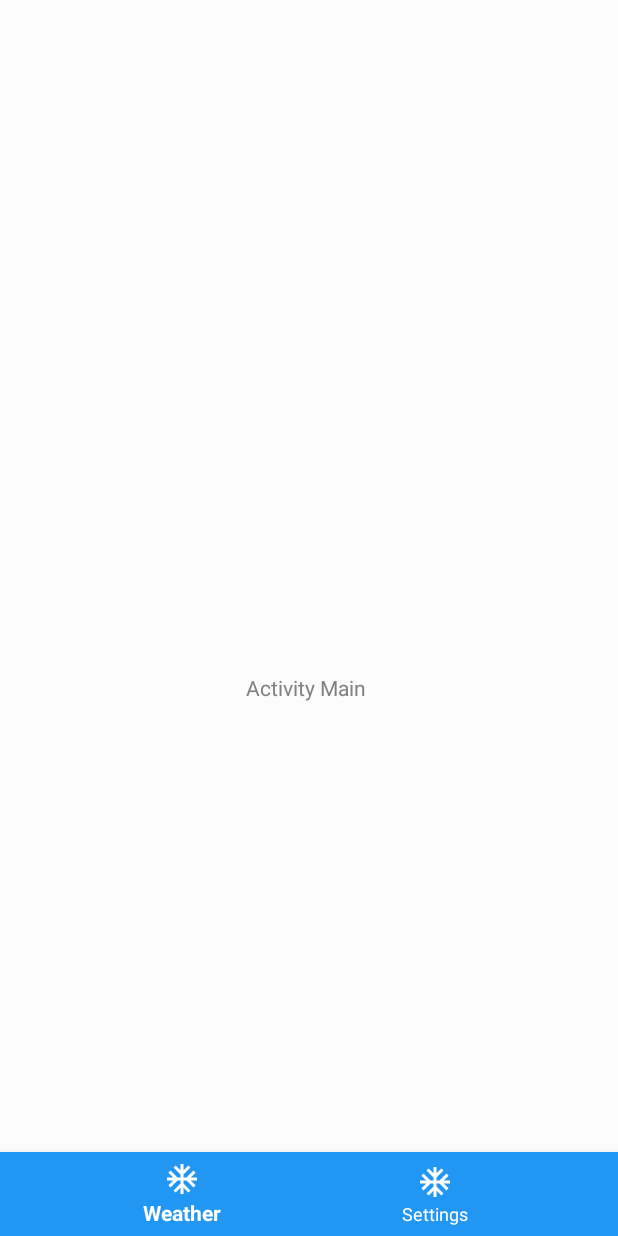
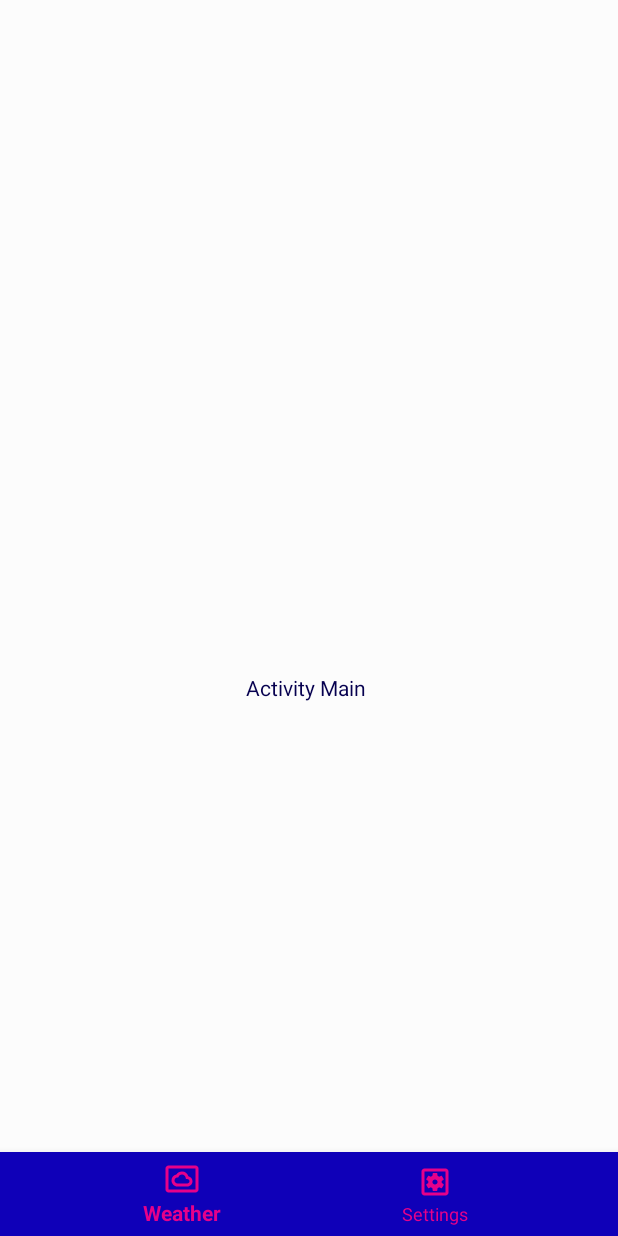
Before and after one commit to tomvarga620/androidProject, an Android app: the screen it shows after launch (MainActivity), on a phone screen of 412 x 824 dp. Run offline under Robolectric (Android 15) with nearby library versions, the phone set to English and light mode, and no system bars.

Commit message:
changes in style

```diff
--- a/WeatherApp/app/build.gradle
+++ b/WeatherApp/app/build.gradle
@@ -29,4 +29,5 @@ dependencies {
     implementation 'com.google.android.material:material:1.2.0-alpha01'
     implementation 'com.android.support:appcompat-v7:29.0.0'
     implementation 'com.android.support:design:29.0.0'
+    implementation 'com.google.android.material:material:1.2.0-alpha01'
 }
--- a/WeatherApp/app/src/main/res/drawable/ic_ac_unit_black_24dp.xml
+++ /dev/null
@@ -1,5 +0,0 @@
-<vector android:height="24dp" android:tint="#FFFFFF"
-    android:viewportHeight="24.0" android:viewportWidth="24.0"
-    android:width="24dp" xmlns:android="http://schemas.android.com/apk/res/android">
-    <path android:fillColor="#FF000000" android:pathData="M22,11h-4.17l3.24,-3.24 -1.41,-1.42L15,11h-2V9l4.66,-4.66 -1.42,-1.41L13,6.17V2h-2v4.17L7.76,2.93 6.34,4.34 11,9v2H9L4.34,6.34 2.93,7.76 6.17,11H2v2h4.17l-3.24,3.24 1.41,1.42L9,13h2v2l-4.66,4.66 1.42,1.41L11,17.83V22h2v-4.17l3.24,3.24 1.42,-1.41L13,15v-2h2l4.66,4.66 1.41,-1.42L17.83,13H22z"/>
-</vector>
--- /dev/null
+++ b/WeatherApp/app/src/main/res/drawable/ic_settings_applications_24px.xml
@@ -0,0 +1,9 @@
+<vector xmlns:android="http://schemas.android.com/apk/res/android"
+    android:width="24dp"
+    android:height="24dp"
+    android:viewportWidth="24"
+    android:viewportHeight="24">
+  <path
+      android:fillColor="#FF000000"
+      android:pathData="M6.21,13.97l1.2,2.07c0.08,0.13 0.23,0.18 0.37,0.13l1.49,-0.6c0.31,0.24 0.64,0.44 1.01,0.59l0.22,1.59c0.03,0.14 0.15,0.25 0.3,0.25h2.4c0.15,0 0.27,-0.11 0.3,-0.26l0.22,-1.59c0.36,-0.15 0.7,-0.35 1.01,-0.59l1.49,0.6c0.14,0.05 0.29,0 0.37,-0.13l1.2,-2.07c0.08,-0.13 0.04,-0.29 -0.07,-0.39l-1.27,-0.99c0.03,-0.19 0.04,-0.39 0.04,-0.58 0,-0.2 -0.02,-0.39 -0.04,-0.59l1.27,-0.99c0.11,-0.09 0.15,-0.26 0.07,-0.39l-1.2,-2.07c-0.08,-0.13 -0.23,-0.18 -0.37,-0.13l-1.49,0.6c-0.31,-0.24 -0.64,-0.44 -1.01,-0.59l-0.22,-1.59c-0.03,-0.14 -0.15,-0.25 -0.3,-0.25h-2.4c-0.15,0 -0.27,0.11 -0.3,0.26l-0.22,1.59c-0.36,0.15 -0.71,0.34 -1.01,0.58l-1.49,-0.6c-0.14,-0.05 -0.29,0 -0.37,0.13l-1.2,2.07c-0.08,0.13 -0.04,0.29 0.07,0.39l1.27,0.99c-0.03,0.2 -0.05,0.39 -0.05,0.59 0,0.2 0.02,0.39 0.04,0.59l-1.27,0.99c-0.11,0.1 -0.14,0.26 -0.06,0.39zM12,10.29c0.94,0 1.71,0.77 1.71,1.71s-0.77,1.71 -1.71,1.71 -1.71,-0.77 -1.71,-1.71 0.77,-1.71 1.71,-1.71zM19,3L5,3c-1.11,0 -2,0.9 -2,2v14c0,1.1 0.89,2 2,2h14c1.11,0 2,-0.9 2,-2L21,5c0,-1.1 -0.89,-2 -2,-2zM19,19L5,19L5,5h14v14z"/>
+</vector>
--- /dev/null
+++ b/WeatherApp/app/src/main/res/drawable/ic_settings_system_weather_24px.xml
@@ -0,0 +1,9 @@
+<vector xmlns:android="http://schemas.android.com/apk/res/android"
+    android:width="24dp"
+    android:height="24dp"
+    android:viewportWidth="24"
+    android:viewportHeight="24">
+  <path
+      android:fillColor="#FF000000"
+      android:pathData="M15.5,17L9,17c-2.21,0 -4,-1.79 -4,-4 0,-1.93 1.36,-3.56 3.22,-3.92C9.04,7.8 10.47,7 12,7c1.95,0 3.66,1.28 4.26,3.09 1.58,0.36 2.74,1.75 2.74,3.41 0,1.93 -1.57,3.5 -3.5,3.5zM8.74,11.02C7.74,11.15 7,11.99 7,13c0,1.1 0.9,2 2,2h6.5c0.83,0 1.5,-0.67 1.5,-1.5s-0.67,-1.5 -1.5,-1.5h-0.87l-0.17,-0.86C14.29,9.92 13.23,9 12,9c-0.96,0 -1.84,0.57 -2.26,1.45l-0.27,0.57h-0.73zM21,3L3,3c-1.1,0 -2,0.9 -2,2v14c0,1.1 0.9,2 2,2h18c1.1,0 2,-0.9 2,-2L23,5c0,-1.1 -0.9,-2 -2,-2zM21,19.01L3,19.01L3,4.99h18v14.02z"/>
+</vector>
--- a/WeatherApp/app/src/main/res/layout/activity_main.xml
+++ b/WeatherApp/app/src/main/res/layout/activity_main.xml
@@ -13,9 +13,9 @@
         android:layout_width="match_parent"
         android:layout_height="wrap_content"
         android:layout_alignParentBottom="true"
-        android:background="?attr/buttoncolor"
-        app:itemIconTint="@android:color/white"
-        app:itemTextColor="@drawable/nav_item_color_state"
+        android:background="?attr/barcolor"
+        app:itemIconTint="?attr/iconcolor"
+        app:itemTextColor="?attr/iconcolor"
         app:layout_constraintBottom_toBottomOf="parent"
         app:menu="@menu/bottom_nav_main"
         />
--- a/WeatherApp/app/src/main/res/layout/activity_settings.xml
+++ b/WeatherApp/app/src/main/res/layout/activity_settings.xml
@@ -12,6 +12,7 @@
         android:layout_width="wrap_content"
         android:layout_height="wrap_content"
         android:text="Switch"
+        android:textColor="?attr/textcolor"
         app:layout_constraintTop_toTopOf="parent"
         app:layout_constraintBottom_toBottomOf="parent"
         app:layout_constraintStart_toStartOf="parent"
@@ -23,9 +24,9 @@
         android:layout_width="match_parent"
         android:layout_height="wrap_content"
         android:layout_alignParentBottom="true"
-        android:background="?attr/buttoncolor"
-        app:itemIconTint="@android:color/white"
-        app:itemTextColor="@drawable/nav_item_color_state"
+        android:background="?attr/barcolor"
+        app:itemIconTint="?attr/iconcolor"
+        app:itemTextColor="?attr/iconcolor"
         app:layout_constraintBottom_toBottomOf="parent"
         app:menu="@menu/bottom_nav_main"
         />
--- a/WeatherApp/app/src/main/res/menu/bottom_nav_main.xml
+++ b/WeatherApp/app/src/main/res/menu/bottom_nav_main.xml
@@ -7,7 +7,7 @@
         android:id="@+id/action_weather"
         android:enabled="true"
         android:title="@string/weather"
-        android:icon="@drawable/ic_ac_unit_black_24dp"
+        android:icon="@drawable/ic_settings_system_weather_24px"
         app:showAsAction="ifRoom"
     />
 
@@ -15,7 +15,7 @@
         android:id="@+id/action_settings"
         android:enabled="true"
         android:title="@string/settings"
-        android:icon="@drawable/ic_ac_unit_black_24dp"
+        android:icon="@drawable/ic_settings_applications_24px"
         app:showAsAction="ifRoom"
      />
 </menu>
--- a/WeatherApp/app/src/main/res/values/attrs.xml
+++ b/WeatherApp/app/src/main/res/values/attrs.xml
@@ -2,9 +2,8 @@
 <resources>
     <declare-styleable name="ds">
         <attr name="backgroundcolor" format="color"/>
-        <attr name="cardbackground" format="color"/>
         <attr name="textcolor" format="color"/>
-        <attr name="tintcolor" format="color"/>
-        <attr name="buttoncolor" format="color"/>
+        <attr name="iconcolor" format="color"/>
+        <attr name="barcolor" format="color"/>
     </declare-styleable>
 </resources>
--- a/WeatherApp/app/src/main/res/values/styles.xml
+++ b/WeatherApp/app/src/main/res/values/styles.xml
@@ -1,26 +1,32 @@
 <resources>
     <style name="AppTheme" parent="Theme.AppCompat.Light.NoActionBar">
         <!-- Customize your theme here. -->
-        <item name="colorPrimary">#2196F3</item>
-        <item name="colorPrimaryDark">#1976D2</item>
+        <item name="colorPrimary">#0F00B8</item>
+        <item name="colorPrimaryDark">#06004F</item>
         <item name="colorAccent">@color/colorAccent</item>
         <item name="backgroundColor">#fcfcfc</item>
-        <item name="cardbackground">#ffffff</item>
-        <item name="textcolor">#808080</item>
-        <item name="tintcolor">#000000</item>
-        <item name="buttoncolor">#2196F3</item>
+        <item name="textcolor">#06004F</item>
+        <item name="iconcolor">#E6008A</item>
+        <item name="barcolor">#0F00B8</item>
+        <item name="android:windowAnimationStyle">@style/WindowAnimationTransition</item>
     </style>
 
     <style name="darktheme" parent="Theme.AppCompat.Light.NoActionBar">
         <!-- Customize your theme here. -->
-        <item name="colorPrimary">#212121</item>
-        <item name="colorPrimaryDark">#000000</item>
+        <item name="colorPrimary">#06004F</item>
+        <item name="colorPrimaryDark">#050038</item>
         <item name="colorAccent">@color/colorAccent</item>
-        <item name="backgroundColor">#303030</item>
-        <item name="cardbackground">#424242</item>
+        <item name="backgroundColor">#06004F</item>
         <item name="textcolor">#ffffff</item>
-        <item name="tintcolor">#ffffff</item>
-        <item name="buttoncolor">#2196F3</item>
+        <item name="iconcolor">#ffffff</item>
+        <item name="barcolor">#0A0081</item>
+        <item name="android:windowAnimationStyle">@style/WindowAnimationTransition</item>
+    </style>
+
+
+    <style name="WindowAnimationTransition">
+        <item name="android:windowEnterAnimation">@android:anim/fade_in</item>
+        <item name="android:windowExitAnimation">@android:anim/fade_out</item>
     </style>
 
 </resources>
```
Also changed, not shown: WeatherApp/app/src/main/ic_launcher-web.png (added), WeatherApp/app/src/main/res/mipmap-hdpi/ic_launcher.png, WeatherApp/app/src/main/res/mipmap-mdpi/ic_launcher.png, WeatherApp/app/src/main/res/mipmap-xhdpi/ic_launcher.png, WeatherApp/app/src/main/res/mipmap-xxhdpi/ic_launcher.png, WeatherApp/app/src/main/res/mipmap-xxxhdpi/ic_launcher.png.
